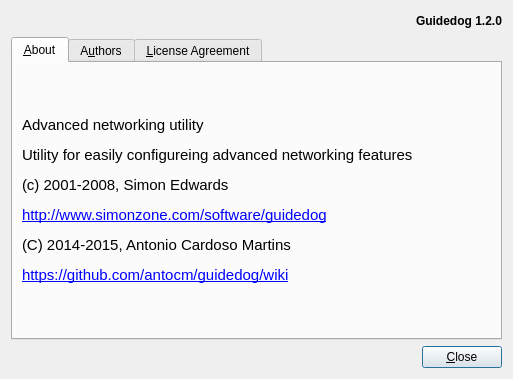
The window that aboutdialog.ui (antocm/guidedog) describes before a commit, drawn with Qt 5.
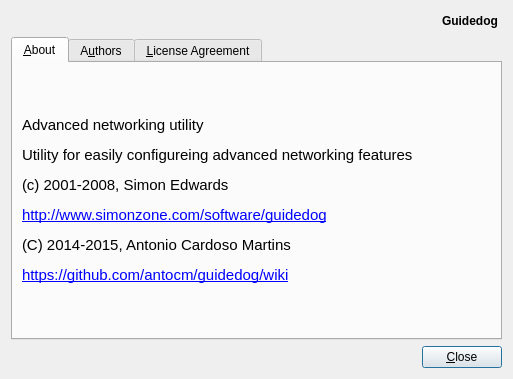
The same window after the commit. Icons and pictures are not drawn.

Commit message: Improved UI with tooltips for most important buttons. Added comments in source code about button behavior.

What changed in the file:
```diff
--- a/aboutdialog.ui
+++ b/aboutdialog.ui
@@ -78,7 +78,7 @@
           </font>
          </property>
          <property name="text">
-          <string>Guidedog 1.2.0</string>
+          <string>Guidedog </string>
          </property>
         </widget>
        </item>
```
The commit also changes 4 other files.
